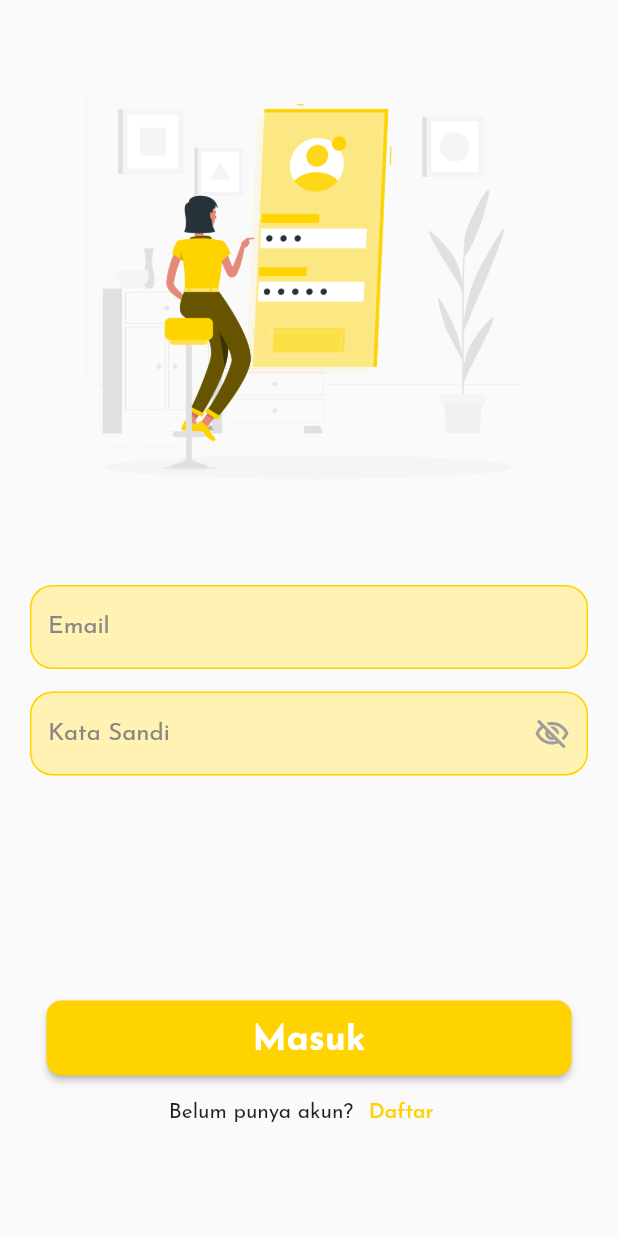
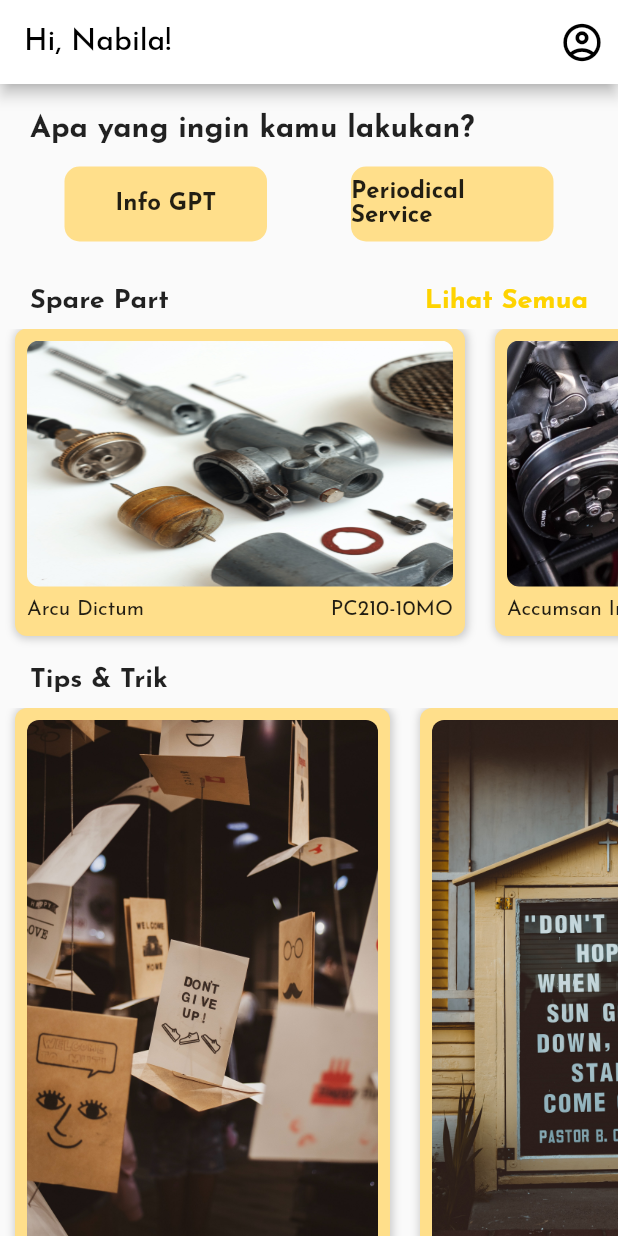
Before and after one commit to Bila18/gpp_mobile, a Flutter app: the LoginView screen opened directly, after a tap on "Masuk", on a phone screen of 412 x 824 dp. Run offline on Flutter 3.47's test engine with Material 2 defaults, Android fonts, the phone set to English and light mode, and no system bars; our stand-ins replace google_fonts.

Commit message:
Membuat UI tampilan home

```diff
--- /dev/null
+++ b/lib/models/spare_parts.dart
@@ -0,0 +1,40 @@
+class ModelSpareParts {
+  String image;
+  String title;
+  String subTitle;
+  String model;
+
+  ModelSpareParts({
+    required this.image,
+    required this.title,
+    required this.subTitle,
+    required this.model,
+  });
+}
+
+final List<ModelSpareParts> spareParts = [
+  (ModelSpareParts(
+    image: 'assets/images/spare-parts/pic1.jpg',
+    title: 'Arcu Dictum',
+    subTitle: 'Sollicitudin nibh sit amet commodo nulla facilisi nullam',
+    model: 'PC210-10MO',
+  )),
+  (ModelSpareParts(
+    image: 'assets/images/spare-parts/pic2.jpg',
+    title: 'Accumsan In',
+    subTitle: 'Faucibus et molestie ac feugiat sed lectus vestibulum',
+    model: 'PC200-10MOCE',
+  )),
+  (ModelSpareParts(
+    image: 'assets/images/spare-parts/pic3.jpg',
+    title: 'Tincidunt Id',
+    subTitle: 'Urna nec tincidunt praesent semper feugiat nibh sed',
+    model: 'PC200-10MOCE',
+  )),
+  (ModelSpareParts(
+    image: 'assets/images/spare-parts/pic4.jpg',
+    title: 'Arcu Dictum',
+    subTitle: 'Pellentesque habitant morbi tristique senectus et netus et',
+    model: 'PC210-10MO',
+  )),
+];
--- /dev/null
+++ b/lib/models/tips_trik.dart
@@ -0,0 +1,21 @@
+class ModelTipsTrik {
+  String image;
+  ModelTipsTrik({
+    required this.image,
+  });
+}
+
+final List<ModelTipsTrik> tipsTrik = [
+  (ModelTipsTrik(
+    image: 'assets/images/tips-trik/tips1.jpg',
+  )),
+  (ModelTipsTrik(
+    image: 'assets/images/tips-trik/tips2.jpg',
+  )),
+  (ModelTipsTrik(
+    image: 'assets/images/tips-trik/tips3.jpg',
+  )),
+  (ModelTipsTrik(
+    image: 'assets/images/tips-trik/tips4.jpg',
+  )),
+];
--- /dev/null
+++ b/lib/utils/spare_part_card.dart
@@ -0,0 +1,62 @@
+import 'package:flutter/material.dart';
+import 'package:gpp_mobile/utils/color_pallete.dart';
+import '../models/spare_parts.dart';
+
+class SparePartCard extends StatelessWidget {
+  final int index;
+  const SparePartCard(
+    this.index, {
+    super.key,
+  });
+
+  @override
+  Widget build(BuildContext context) {
+    return Padding(
+      padding: const EdgeInsets.only(left: 10, right: 10, bottom: 20),
+      child: Container(
+        height: 225,
+        width: 300,
+        decoration: BoxDecoration(
+          color: ColorPallete.box,
+          borderRadius: BorderRadius.circular(8),
+          boxShadow: [
+            BoxShadow(
+              color: const Color.fromARGB(255, 204, 204, 204),
+              spreadRadius: 1,
+              blurRadius: 4,
+              offset: Offset.fromDirection(1.0),
+            ),
+          ],
+        ),
+        child: Column(
+          children: [
+            SizedBox(
+              height: 180,
+              width: double.infinity,
+              child: Padding(
+                padding: const EdgeInsets.all(8.0),
+                child: ClipRRect(
+                  borderRadius: BorderRadius.circular(8),
+                  child: Image.asset(
+                    spareParts[index].image,
+                    fit: BoxFit.fill,
+                  ),
+                ),
+              ),
+            ),
+            Padding(
+              padding: const EdgeInsets.only(left: 8, right: 8),
+              child: Row(
+                mainAxisAlignment: MainAxisAlignment.spaceBetween,
+                children: [
+                  Text(spareParts[index].title),
+                  Text(spareParts[index].model),
+                ],
+              ),
+            ),
+          ],
+        ),
+      ),
+    );
+  }
+}
--- /dev/null
+++ b/lib/utils/tips_trik_card.dart
@@ -0,0 +1,44 @@
+import 'package:flutter/material.dart';
+import 'package:gpp_mobile/utils/color_pallete.dart';
+import '../models/tips_trik.dart';
+
+class TipsTrikCard extends StatelessWidget {
+  final int index;
+  const TipsTrikCard(
+    this.index, {
+    super.key,
+  });
+
+  @override
+  Widget build(BuildContext context) {
+    return Padding(
+      padding: const EdgeInsets.only(left: 10, right: 10, bottom: 20),
+      child: Container(
+        height: 400,
+        width: 250,
+        decoration: BoxDecoration(
+          color: ColorPallete.box,
+          borderRadius: BorderRadius.circular(8),
+          boxShadow: [
+            BoxShadow(
+              color: const Color.fromARGB(255, 204, 204, 204),
+              spreadRadius: 1,
+              blurRadius: 4,
+              offset: Offset.fromDirection(1.0),
+            ),
+          ],
+        ),
+        child: Padding(
+          padding: const EdgeInsets.all(8.0),
+          child: ClipRRect(
+            borderRadius: BorderRadius.circular(8),
+            child: Image.asset(
+              tipsTrik[index].image,
+              fit: BoxFit.fill,
+            ),
+          ),
+        ),
+      ),
+    );
+  }
+}
--- /dev/null
+++ b/lib/views/home_view.dart
@@ -0,0 +1,193 @@
+import 'package:flutter/material.dart';
+import 'package:gpp_mobile/models/spare_parts.dart';
+import 'package:gpp_mobile/views/info_gpt_view.dart';
+import '../utils/color_pallete.dart';
+import '../utils/spare_part_card.dart';
+import '../utils/tips_trik_card.dart';
+
+class HomeView extends StatefulWidget {
+  const HomeView({super.key});
+
+  @override
+  State<HomeView> createState() => _HomeViewState();
+}
+
+class _HomeViewState extends State<HomeView> {
+  @override
+  Widget build(BuildContext context) {
+    return Scaffold(
+      appBar: AppBar(
+        title: const Text(
+          'Hi, Nabila!',
+          style: TextStyle(color: Colors.black),
+        ),
+        backgroundColor: Colors.white,
+        automaticallyImplyLeading: false,
+        actions: [
+          IconButton(
+            onPressed: () {},
+            icon: const Icon(
+              Icons.account_circle_outlined,
+              color: Colors.black,
+              size: 30,
+            ),
+          ),
+        ],
+      ),
+      body: SingleChildScrollView(
+        child: Column(
+          children: [
+            //Bagian info gpt dan periodical service
+            Padding(
+              padding: const EdgeInsets.only(
+                  left: 20, right: 20, bottom: 30, top: 20),
+              child: Column(
+                crossAxisAlignment: CrossAxisAlignment.start,
+                children: [
+                  const Text(
+                    'Apa yang ingin kamu lakukan?',
+                    style: TextStyle(
+                      fontSize: 20,
+                      fontWeight: FontWeight.bold,
+                    ),
+                  ),
+                  const SizedBox(
+                    height: 15,
+                  ),
+                  Row(
+                    mainAxisAlignment: MainAxisAlignment.spaceEvenly,
+                    children: [
+                      InkWell(
+                        onTap: () {
+                          Navigator.push(
+                            context,
+                            MaterialPageRoute(
+                              builder: (context) => const InfoGPTView(),
+                            ),
+                          );
+                        },
+                        child: Container(
+                          height: 50,
+                          width: 135,
+                          decoration: BoxDecoration(
+                              color: ColorPallete.box,
+                              borderRadius: BorderRadius.circular(10)),
+                          child: const Center(
+                            child: Text(
+                              'Info GPT',
+                              style: TextStyle(
+                                fontSize: 16,
+                                fontWeight: FontWeight.bold,
+                              ),
+                            ),
+                          ),
+                        ),
+                      ),
+                      const SizedBox(
+                        width: 10,
+                      ),
+                      Container(
+                        height: 50,
+                        width: 135,
+                        decoration: BoxDecoration(
+                            color: ColorPallete.box,
+                            borderRadius: BorderRadius.circular(10)),
+                        child: const Center(
+                          child: Text(
+                            'Periodical Service',
+                            style: TextStyle(
+                              fontSize: 16,
+                              fontWeight: FontWeight.bold,
+                            ),
+                          ),
+                        ),
+                      ),
+                    ],
+                  ),
+                ],
+              ),
+            ),
+            //Bagian Spare Part
+            Column(
+              children: [
+                Padding(
+                  padding:
+                      const EdgeInsets.only(left: 20, right: 20, bottom: 10),
+                  child: Row(
+                    mainAxisAlignment: MainAxisAlignment.spaceBetween,
+                    children: [
+                      const Text(
+                        'Spare Part',
+                        style: TextStyle(
+                          fontSize: 18,
+                          fontWeight: FontWeight.bold,
+                        ),
+                      ),
+                      InkWell(
+                        onTap: () {},
+                        child: Text(
+                          'Lihat Semua',
+                          style: TextStyle(
+                            color: ColorPallete.primary,
+                            fontSize: 18,
+                            fontWeight: FontWeight.bold,
+                          ),
+                        ),
+                      ),
+                    ],
+                  ),
+                ),
+                Row(
+                  children: [
+                    // Expanded dan SizeBox digunakan agar tidak overflow
+                    Expanded(
+                      child: SizedBox(
+                        height: 225,
+                        //Code untuk menampilkan list dari Spare part card
+                        child: ListView.builder(
+                          scrollDirection: Axis.horizontal,
+                          shrinkWrap: true,
+                          itemBuilder: (context, index) => SparePartCard(index),
+                          itemCount: spareParts.length,
+                        ),
+                      ),
+                    ),
+                  ],
+                ),
+              ],
+            ),
+            //Bagian Tips & Trik
+            Column(
+              crossAxisAlignment: CrossAxisAlignment.start,
+              children: [
+                const Padding(
+                  padding: EdgeInsets.only(left: 20, right: 20, bottom: 10),
+                  child: Text(
+                    'Tips & Trik',
+                    style: TextStyle(
+                      fontSize: 18,
+                      fontWeight: FontWeight.bold,
+                    ),
+                  ),
+                ),
+                Row(
+                  children: [
+                    Expanded(
+                        child: SizedBox(
+                      height: 400,
+                      child: ListView.builder(
+                        scrollDirection: Axis.horizontal,
+                        itemCount: 4,
+                        itemBuilder: (context, index) => TipsTrikCard(index),
+                      ),
+                    ))
+                  ],
+                )
+              ],
+            )
+          ],
+        ),
+      ),
+    );
+  }
+}
--- /dev/null
+++ b/lib/views/info_gpt_view.dart
@@ -0,0 +1,30 @@
+import 'package:flutter/material.dart';
+import 'package:gpp_mobile/utils/color_pallete.dart';
+
+class InfoGPTView extends StatelessWidget {
+  const InfoGPTView({super.key});
+
+  @override
+  Widget build(BuildContext context) {
+    return Scaffold(
+      appBar: AppBar(
+        title: const Text(
+          'Info GPT',
+          style: TextStyle(
+              fontWeight: FontWeight.bold, fontSize: 18, color: Colors.black),
+        ),
+        backgroundColor: ColorPallete.primary,
+        automaticallyImplyLeading: false,
+        leading: IconButton(
+          icon: const Icon(
+            Icons.arrow_back,
+            color: Colors.black,
+          ),
+          onPressed: () {
+            Navigator.pop(context);
+          },
+        ),
+      ),
+    );
+  }
+}
--- a/lib/views/login_view.dart
+++ b/lib/views/login_view.dart
@@ -1,4 +1,5 @@
 import 'package:flutter/material.dart';
+import 'package:gpp_mobile/views/home_view.dart';
 import 'package:gpp_mobile/views/register_view.dart';
 
 import '../utils/color_pallete.dart';
@@ -145,7 +146,14 @@ class _LoginViewState extends State<LoginView> {
                 height: 150,
               ),
               ElevatedButton(
-                onPressed: () {},
+                onPressed: () {
+                  Navigator.push(
+                    context,
+                    MaterialPageRoute(
+                      builder: (context) => const HomeView(),
+                    ),
+                  );
+                },
                 style: ElevatedButton.styleFrom(
                   fixedSize: const Size(350, 50),
                   backgroundColor: ColorPallete.primary,
--- a/pubspec.yaml
+++ b/pubspec.yaml
@@ -63,6 +63,8 @@ flutter:
   assets:
     - assets/images/
     - assets/images/on-boarding/
+    - assets/images/spare-parts/
+    - assets/images/tips-trik/
   #   - images/a_dot_ham.jpeg
 
   # An image asset can refer to one or more resolution-specific "variants", see
```
Also changed, not shown: assets/images/spare-parts/pic1.jpg (added), assets/images/spare-parts/pic2.jpg (added), assets/images/spare-parts/pic3.jpg (added), assets/images/spare-parts/pic4.jpg (added), assets/images/tips-trik/tips1.jpg (added), assets/images/tips-trik/tips2.jpg (added), assets/images/tips-trik/tips3.jpg (added), assets/images/tips-trik/tips4.jpg (added).
